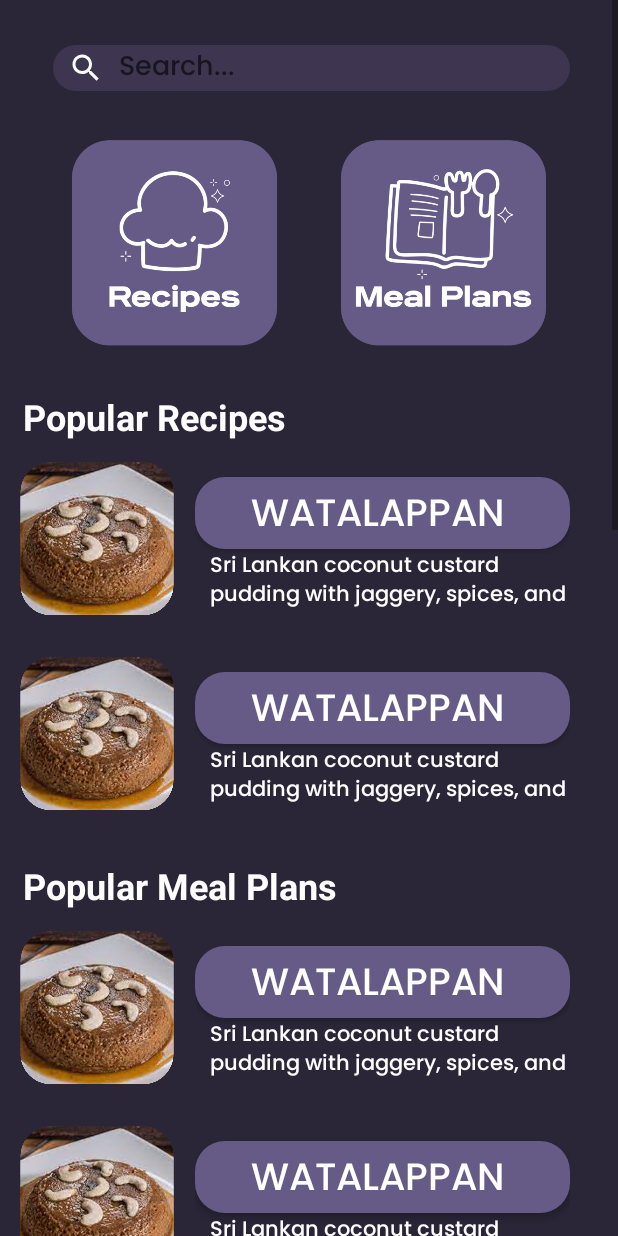
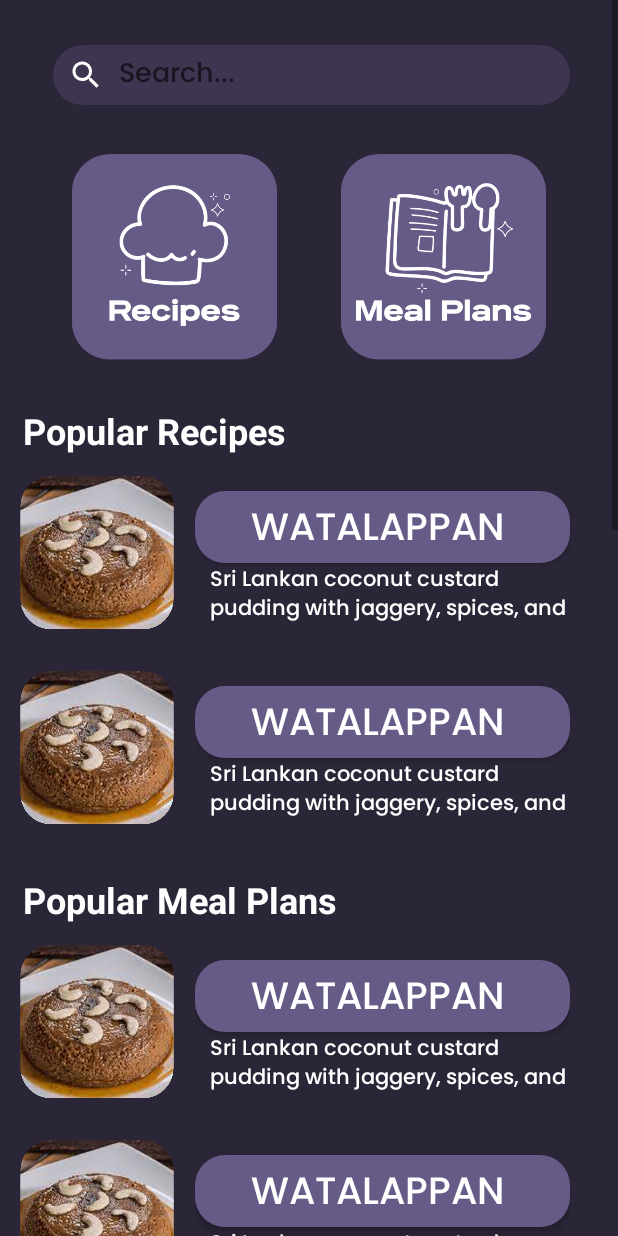
Before and after one commit to ShehanChamudith/Recipe-and-Meal-Planning-App, an Android app: the home screen opened directly, with no data from a screen before it, on a phone screen of 412 x 824 dp. Run offline under Robolectric (Android 15) with nearby library versions, the phone set to English and light mode, and no system bars.

Commit message:
Initial Commit

```diff
--- a/app/src/main/res/layout/activity_home.xml
+++ b/app/src/main/res/layout/activity_home.xml
@@ -7,101 +7,95 @@
     xmlns:android="http://schemas.android.com/apk/res/android"
     xmlns:app="http://schemas.android.com/apk/res-auto"
     xmlns:tools="http://schemas.android.com/tools"
+    android:id="@+id/scrollView2"
     android:layout_width="match_parent"
-    android:layout_height="wrap_content"
-
-    >
+    android:layout_height="wrap_content">
 
     <LinearLayout
-    xmlns:android="http://schemas.android.com/apk/res/android"
-    xmlns:app="http://schemas.android.com/apk/res-auto"
-    xmlns:tools="http://schemas.android.com/tools"
-    android:layout_width="match_parent"
-    android:layout_height="wrap_content"
-    android:orientation="vertical"
+        android:id="@+id/linearLayout"
+        android:layout_width="wrap_content"
+        android:layout_height="1920dp"
         android:background="@drawable/homebg"
-    tools:context=".home">
+        android:orientation="vertical">
 
         <EditText
             android:id="@+id/editTextText"
             android:layout_width="wrap_content"
-        android:layout_height="wrap_content"
+            android:layout_height="40dp"
+            android:layout_marginStart="35dp"
+            android:layout_marginTop="30dp"
+            android:layout_marginEnd="32dp"
             android:width="350dp"
+            android:background="@drawable/search_bar"
             android:drawableStart="@drawable/search_icon"
+            android:drawablePadding="10dp"
             android:ems="10"
+            android:fontFamily="@font/popins"
+            android:hint="Search..."
+            android:inputType="text"
             android:paddingLeft="10dp"
-        android:drawablePadding="10dp"
-        android:inputType="text"
-        android:background="@drawable/search_bar"
-        android:layout_marginStart="35dp"
-        android:layout_marginEnd="32dp"
-        android:layout_marginTop="30dp"
-        android:hint="Search..."
-        android:fontFamily="@font/popins"
             android:textColor="@color/white" />
 
         <GridLayout
             android:id="@+id/gridLayout"
             android:layout_width="340dp"
             android:layout_height="wrap_content"
-            android:columnCount="2"
+            android:layout_below="@id/editTextText"
             android:layout_centerHorizontal="true"
-            android:layout_below="@id/editTextText"
             android:layout_gravity="center_horizontal"
-            android:layout_marginTop="20dp">
+            android:layout_marginTop="20dp"
+            android:columnCount="2">
 
             <!-- First CardView aligned to the left -->
             <LinearLayout
                 android:layout_width="150dp"
                 android:layout_height="150dp"
+                android:layout_gravity="start"
+                android:layout_margin="5dp"
                 android:orientation="vertical"
-                android:layout_margin="5dp"
-                app:cardCornerRadius="30dp"
-                android:layout_gravity="start">
+                app:cardCornerRadius="30dp">
 
                 <ImageView
+                    android:id="@+id/imageView1"
                     android:layout_width="match_parent"
                     android:layout_height="match_parent"
-                    android:src="@drawable/recipe_icon"
                     android:scaleType="centerCrop"
-                    android:id="@+id/imageView1" />
+                    android:src="@drawable/recipe_icon" />
             </LinearLayout>
 
             <!-- Second CardView aligned to the right -->
             <LinearLayout
                 android:layout_width="150dp"
                 android:layout_height="150dp"
+                android:layout_gravity="end"
+                android:layout_margin="5dp"
                 android:orientation="vertical"
-                android:layout_margin="5dp"
-                app:cardCornerRadius="30dp"
-                android:layout_gravity="end">
+                app:cardCornerRadius="30dp">
 
                 <ImageView
+                    android:id="@+id/imageView2"
                     android:layout_width="match_parent"
                     android:layout_height="match_parent"
-                    android:src="@drawable/meal_icon"
                     android:scaleType="centerCrop"
-                    android:id="@+id/imageView2" />
+                    android:src="@drawable/meal_icon" />
             </LinearLayout>
         </GridLayout>
-
 
 
         <LinearLayout
             android:layout_width="match_parent"
             android:layout_height="wrap_content"
-        android:orientation="horizontal"
             android:layout_gravity="center_horizontal"
             android:layout_marginTop="20dp">
 
             <TextView
                 android:layout_width="wrap_content"
                 android:layout_height="wrap_content"
+                android:layout_marginLeft="15dp"
                 android:text="Popular Recipes"
+                android:textColor="@color/white"
                 android:textSize="24sp"
-            android:layout_marginLeft="15dp"
-            android:textStyle="bold"
-            android:textColor="@color/white" />
+                android:textStyle="bold" />
         </LinearLayout>
 
         <LinearLayout
@@ -113,17 +107,17 @@
                 android:id="@+id/food1"
                 android:layout_width="110dp"
                 android:layout_height="110dp"
+                android:layout_gravity="center"
                 android:layout_marginLeft="10dp"
                 android:layout_marginRight="10dp"
                 android:background="@drawable/food_1"
-            android:layout_gravity="center"
                 android:padding="10dp" />
 
             <LinearLayout
                 android:layout_width="wrap_content"
                 android:layout_height="140dp"
-            android:orientation="vertical"
-            android:gravity="center_vertical">
+                android:gravity="center_vertical"
+                android:orientation="vertical">
 
                 <Button
                     android:id="@+id/food_btn1"
@@ -132,19 +126,19 @@
                     android:background="@drawable/food_des_btn"
                     android:fontFamily="@font/popins"
                     android:gravity="center_horizontal"
+                    android:paddingTop="5dp"
                     android:text="Watalappan "
-                android:paddingTop="5dp"
                     android:textColor="@color/white"
                     android:textSize="25dp" />
 
                 <TextView
                     android:layout_width="match_parent"
                     android:layout_height="wrap_content"
+                    android:fontFamily="@font/popins"
+                    android:paddingLeft="10dp"
                     android:text="Sri Lankan coconut custard pudding with jaggery, spices, and steamed."
                     android:textAlignment="textStart"
-                android:paddingLeft="10dp"
-                android:textColor="@color/white"
-                android:fontFamily="@font/popins"/>
+                    android:textColor="@color/white" />
             </LinearLayout>
         </LinearLayout>
 
@@ -157,17 +151,17 @@
                 android:id="@+id/food2"
                 android:layout_width="110dp"
                 android:layout_height="110dp"
+                android:layout_gravity="center"
                 android:layout_marginLeft="10dp"
                 android:layout_marginRight="10dp"
                 android:background="@drawable/food_1"
-            android:layout_gravity="center"
                 android:padding="10dp" />
 
             <LinearLayout
                 android:layout_width="wrap_content"
                 android:layout_height="140dp"
-            android:orientation="vertical"
-            android:gravity="center_vertical">
+                android:gravity="center_vertical"
+                android:orientation="vertical">
 
                 <Button
                     android:id="@+id/food_btn2"
@@ -176,39 +170,37 @@
                     android:background="@drawable/food_des_btn"
                     android:fontFamily="@font/popins"
                     android:gravity="center_horizontal"
+                    android:paddingTop="5dp"
                     android:text="Watalappan "
-                android:paddingTop="5dp"
                     android:textColor="@color/white"
                     android:textSize="25dp" />
 
                 <TextView
                     android:layout_width="match_parent"
                     android:layout_height="wrap_content"
+                    android:fontFamily="@font/popins"
+                    android:paddingLeft="10dp"
                     android:text="Sri Lankan coconut custard pudding with jaggery, spices, and steamed."
                     android:textAlignment="textStart"
-                android:paddingLeft="10dp"
-                android:textColor="@color/white"
-                android:fontFamily="@font/popins"/>
+                    android:textColor="@color/white" />
             </LinearLayout>
         </LinearLayout>
-
 
 
         <LinearLayout
             android:layout_width="match_parent"
             android:layout_height="wrap_content"
-        android:orientation="horizontal"
             android:layout_gravity="center_horizontal"
             android:layout_marginTop="20dp">
 
             <TextView
                 android:layout_width="wrap_content"
                 android:layout_height="wrap_content"
+                android:layout_marginLeft="15dp"
                 android:text="Popular Meal Plans"
+                android:textColor="@color/white"
                 android:textSize="24sp"
-            android:layout_marginLeft="15dp"
-            android:textStyle="bold"
-            android:textColor="@color/white" />
+                android:textStyle="bold" />
         </LinearLayout>
 
         <LinearLayout
@@ -220,17 +212,17 @@
                 android:id="@+id/plan1"
                 android:layout_width="110dp"
                 android:layout_height="110dp"
+                android:layout_gravity="center"
                 android:layout_marginLeft="10dp"
                 android:layout_marginRight="10dp"
                 android:background="@drawable/food_1"
-            android:layout_gravity="center"
                 android:padding="10dp" />
 
             <LinearLayout
                 android:layout_width="wrap_content"
                 android:layout_height="140dp"
-            android:orientation="vertical"
-            android:gravity="center_vertical">
+                android:gravity="center_vertical"
+                android:orientation="vertical">
 
                 <Button
                     android:id="@+id/plan_btn1"
@@ -239,19 +231,19 @@
                     android:background="@drawable/food_des_btn"
                     android:fontFamily="@font/popins"
                     android:gravity="center_horizontal"
+                    android:paddingTop="5dp"
                     android:text="Watalappan "
-                android:paddingTop="5dp"
                     android:textColor="@color/white"
                     android:textSize="25dp" />
 
                 <TextView
                     android:layout_width="match_parent"
                     android:layout_height="wrap_content"
+                    android:fontFamily="@font/popins"
+                    android:paddingLeft="10dp"
                     android:text="Sri Lankan coconut custard pudding with jaggery, spices, and steamed."
                     android:textAlignment="textStart"
-                android:paddingLeft="10dp"
-                android:textColor="@color/white"
-                android:fontFamily="@font/popins"/>
+                    android:textColor="@color/white" />
             </LinearLayout>
         </LinearLayout>
 
@@ -264,17 +256,17 @@
                 android:id="@+id/plan2"
                 android:layout_width="110dp"
                 android:layout_height="110dp"
+                android:layout_gravity="center"
                 android:layout_marginLeft="10dp"
                 android:layout_marginRight="10dp"
                 android:background="@drawable/food_1"
-            android:layout_gravity="center"
                 android:padding="10dp" />
 
             <LinearLayout
                 android:layout_width="wrap_content"
                 android:layout_height="140dp"
-            android:orientation="vertical"
-            android:gravity="center_vertical">
+                android:gravity="center_vertical"
+                android:orientation="vertical">
 
                 <Button
                     android:id="@+id/plan_btn2"
@@ -283,24 +275,21 @@
                     android:background="@drawable/food_des_btn"
                     android:fontFamily="@font/popins"
                     android:gravity="center_horizontal"
+                    android:paddingTop="5dp"
                     android:text="Watalappan "
-                android:paddingTop="5dp"
                     android:textColor="@color/white"
                     android:textSize="25dp" />
 
                 <TextView
                     android:layout_width="match_parent"
                     android:layout_height="wrap_content"
+                    android:fontFamily="@font/popins"
+                    android:paddingLeft="10dp"
                     android:text="Sri Lankan coconut custard pudding with jaggery, spices, and steamed."
                     android:textAlignment="textStart"
-                android:paddingLeft="10dp"
-                android:textColor="@color/white"
-                android:fontFamily="@font/popins"/>
+                    android:textColor="@color/white" />
             </LinearLayout>
         </LinearLayout>
-
-
-
 
 
     </LinearLayout>
```
Lines whose indentation alone changed are shown as unchanged.
